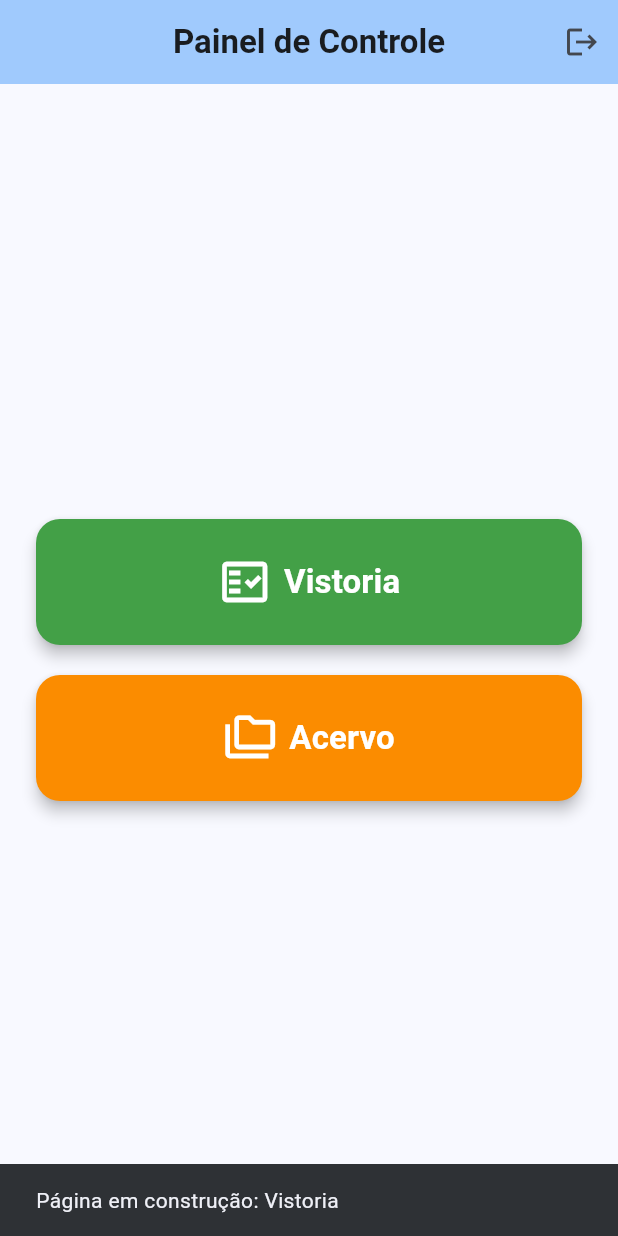
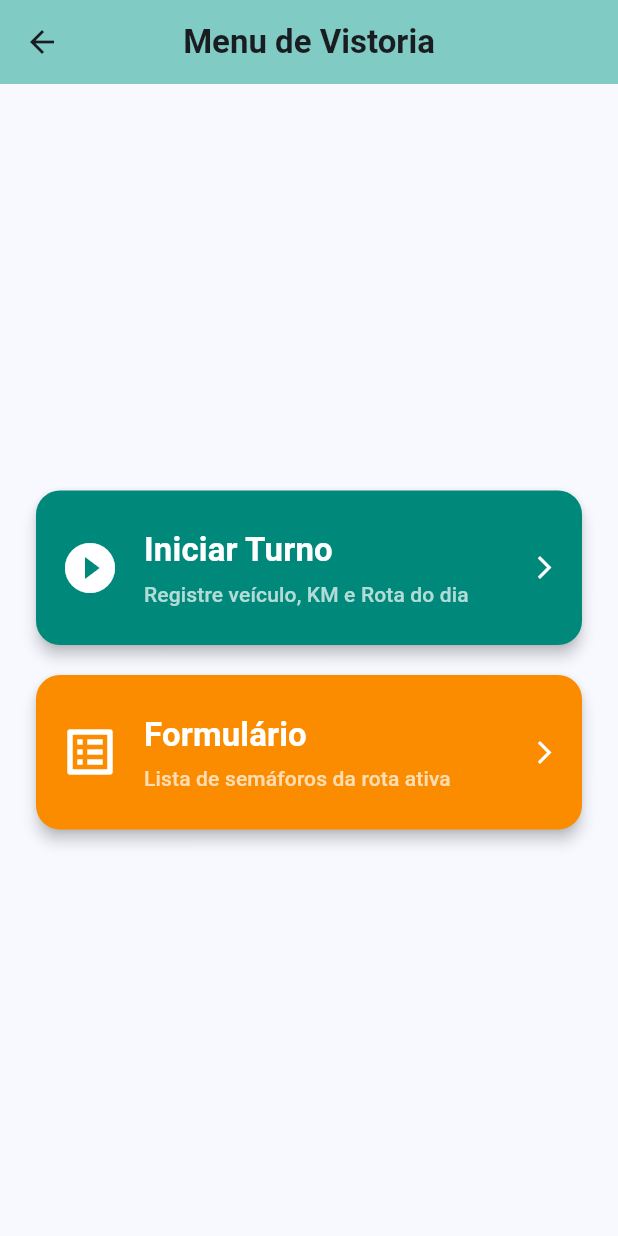
Before and after one commit to Nosreme07/vistoria_cttu, a Flutter app: the HomePage screen opened directly, after a tap on "Vistoria", on a phone screen of 412 x 824 dp. Run offline on Flutter 3.47's test engine with Material 3 defaults, Android fonts, the phone set to English and light mode, and no system bars; our stand-ins replace cloud_firestore, firebase_auth, firebase_core, flutter_map, latlong2, mask_text_input_formatter and 3 more; accounts and stored records are empty.

Commit message:
Inicio da vistoria

```diff
--- a/lib/pages/home_page.dart
+++ b/lib/pages/home_page.dart
@@ -1,8 +1,11 @@
 import 'package:flutter/material.dart';
 import 'package:firebase_auth/firebase_auth.dart';
 import 'package:cloud_firestore/cloud_firestore.dart';
+
+// Imports das suas páginas
+import 'login_page.dart';
 import 'cadastro_page.dart';
-import 'login_page.dart';
+import 'vistoria/vistoria_page.dart';
 
 class HomePage extends StatelessWidget {
   const HomePage({super.key});
@@ -110,10 +113,16 @@ class HomePage extends StatelessWidget {
         style: const TextStyle(fontSize: 22, fontWeight: FontWeight.bold),
       ),
       onPressed: () {
+        // Lógica de navegação baseada no título do botão
         if (title == 'Cadastro') {
           Navigator.push(
             context,
             MaterialPageRoute(builder: (context) => const CadastroPage()),
+          );
+        } else if (title == 'Vistoria') { // <-- LÓGICA DE NAVEGAÇÃO DA VISTORIA
+          Navigator.push(
+            context,
+            MaterialPageRoute(builder: (context) => const VistoriaPage()),
           );
         } else {
           ScaffoldMessenger.of(context).showSnackBar(
--- /dev/null
+++ b/lib/pages/vistoria/vistoria_page.dart
@@ -0,0 +1,83 @@
+import 'package:flutter/material.dart';
+import 'iniciar_turno_page.dart';
+import 'formulario_rota_page.dart';
+
+class VistoriaPage extends StatelessWidget {
+  const VistoriaPage({super.key});
+
+  @override
+  Widget build(BuildContext context) {
+    return Scaffold(
+      appBar: AppBar(
+        title: const Text('Menu de Vistoria', style: TextStyle(fontWeight: FontWeight.bold)),
+        centerTitle: true,
+        backgroundColor: Colors.teal.shade200,
+      ),
+      body: Padding(
+        padding: const EdgeInsets.all(24.0),
+        child: Column(
+          mainAxisAlignment: MainAxisAlignment.center,
+          crossAxisAlignment: CrossAxisAlignment.stretch,
+          children: [
+            _buildMenuButton(
+              context: context,
+              title: 'Iniciar Turno',
+              subtitle: 'Registre veículo, KM e Rota do dia',
+              icon: Icons.play_circle_fill,
+              color: Colors.teal.shade600,
+              page: const IniciarTurnoPage(),
+            ),
+            const SizedBox(height: 20),
+            _buildMenuButton(
+              context: context,
+              title: 'Formulário',
+              subtitle: 'Lista de semáforos da rota ativa',
+              icon: Icons.list_alt,
+              color: Colors.orange.shade600,
+              page: const FormularioRotaPage(),
+            ),
+          ],
+        ),
+      ),
+    );
+  }
+
+  Widget _buildMenuButton({
+    required BuildContext context,
+    required String title,
+    required String subtitle,
+    required IconData icon,
+    required Color color,
+    required Widget page,
+  }) {
+    return ElevatedButton(
+      style: ElevatedButton.styleFrom(
+        padding: const EdgeInsets.symmetric(vertical: 24, horizontal: 16),
+        backgroundColor: color,
+        foregroundColor: Colors.white,
+        elevation: 4,
+        shape: RoundedRectangleBorder(borderRadius: BorderRadius.circular(16)),
+      ),
+      onPressed: () {
+        Navigator.push(context, MaterialPageRoute(builder: (context) => page));
+      },
+      child: Row(
+        children: [
+          Icon(icon, size: 40),
+          const SizedBox(width: 16),
+          Expanded(
+            child: Column(
+              crossAxisAlignment: CrossAxisAlignment.start,
+              children: [
+                Text(title, style: const TextStyle(fontSize: 22, fontWeight: FontWeight.bold)),
+                const SizedBox(height: 4),
+                Text(subtitle, style: const TextStyle(fontSize: 14, color: Colors.white70)),
+              ],
+            ),
+          ),
+          const Icon(Icons.arrow_forward_ios),
+        ],
+      ),
+    );
+  }
+}
```
Also changed, not shown: lib/pages/vistoria/formulario_rota_page.dart (added, +300 -0 lines), lib/pages/vistoria/iniciar_turno_page.dart (added, +264 -0 lines).
